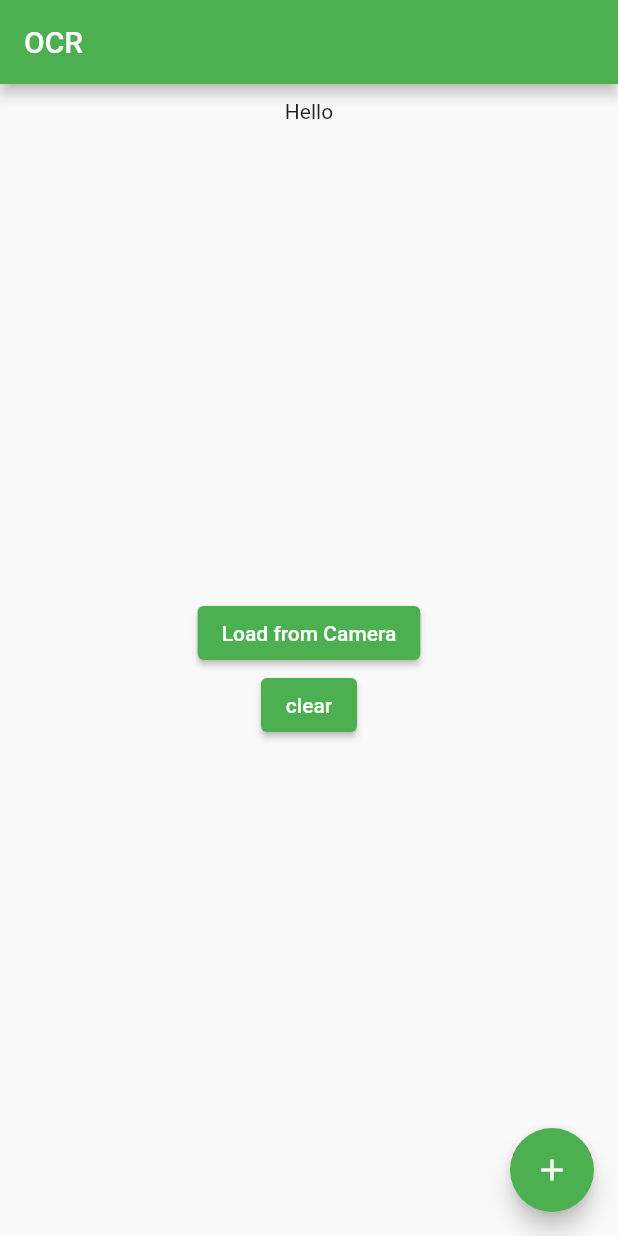
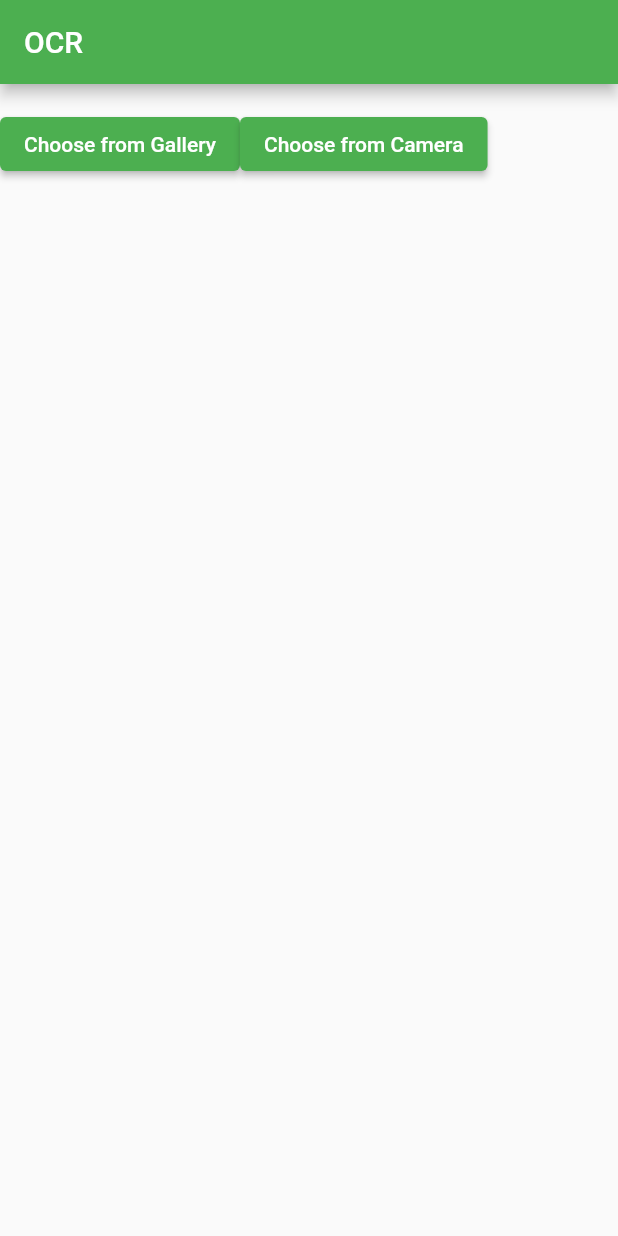
Before and after one commit to arnavg115/flutter-ocr, a Flutter app: the screen it shows after launch, on a phone screen of 412 x 824 dp. Run offline on Flutter 3.47's test engine with Material 2 defaults, Android fonts, the phone set to English and light mode, and no system bars; our stand-ins replace image_picker; missing offline and left inert: flutter_tesseract_ocr.

Commit message:
changes to structure

```diff
--- a/lib/main.dart
+++ b/lib/main.dart
@@ -1,9 +1,8 @@
-import 'dart:io';
-import 'package:flutter_tesseract_ocr/android_ios.dart';
-import 'package:flutter_tesseract_ocr/flutter_tesseract_ocr.dart';
 import 'package:flutter/material.dart';
-import 'package:image_picker/image_picker.dart';
-import 'package:loading_animations/loading_animations.dart';
+import 'models.dart';
+import 'pages/HomePage.dart';
+import 'package:provider/provider.dart';
+import 'pages/OCR.dart';
 
 void main() {
   runApp(MyApp());
@@ -12,105 +11,18 @@ void main() {
 class MyApp extends StatelessWidget {
   @override
   Widget build(BuildContext context) {
-    return MaterialApp(
-      title: 'Flutter Demo',
-      theme: ThemeData(
-        primarySwatch: Colors.green,
-      ),
-      home: MyHomePage(title: "OCR"),
-    );
+    return MultiProvider(
+        providers: [
+          Provider<PhotoModel>(
+            create: (_) => PhotoModel(""),
+          )
+        ],
+        child: MaterialApp(
+          title: 'Flutter Demo',
+          theme: ThemeData(
+            primarySwatch: Colors.green,
+          ),
+          routes: {"/": (context) => MyHomePage(), "/ocr": (context) => OCR()},
+        ));
   }
 }
-
-class MyHomePage extends StatefulWidget {
-  MyHomePage({Key? key, required this.title}) : super(key: key);
-
-  final String title;
-
-  @override
-  _MyHomePageState createState() => _MyHomePageState();
-}
-
-class _MyHomePageState extends State<MyHomePage> {
-  int _counter = 0;
-  ImagePicker _imagePicker = ImagePicker();
-  String _path = "";
-  String _ocr = "";
-  bool _loading = false;
-  @override
-  Widget build(BuildContext context) {
-    return Scaffold(
-      appBar: AppBar(
-        title: Text(widget.title),
-      ),
-      body: Center(
-        child: Column(
-          children: <Widget>[
-            Container(
-              child: _path != ""
-                  ? Image.file(
-                      File(_path),
-                      height: 200,
-                    )
-                  : Text("Hello"),
-              padding: EdgeInsets.fromLTRB(0, 10, 0, 0),
-            ),
-            Container(
-              child: _path != ""
-                  ? ElevatedButton(
-                      onPressed: () async {
-                        _loading = true;
-                        setState(() {});
-                        String res =
-                            await FlutterTesseractOcr.extractText(_path);
-                        _ocr = res;
-                        _loading = false;
-                        setState(() {});
-                      },
-                      child: _loading
-                          ? Text("Run OCR")
-                          : LoadingFadingLine.circle())
-                  : Text(""),
-            ),
-            Container(
-              child: SingleChildScrollView(
-                child: Text(_ocr != "" ? _ocr : ""),
-                clipBehavior: Clip.hardEdge,
-                padding: EdgeInsets.all(10),
-              ),
-              height: 300,
-            ),
-            ElevatedButton(
-                onPressed: () async {
-                  XFile? x =
-                      await _imagePicker.pickImage(source: ImageSource.camera);
-                  if (x != null) {
-                    _path = x.path;
-                    setState(() {});
-                  }
-                },
-                child: Text("Load from Camera")),
-            ElevatedButton(
-                onPressed: () {
-                  _ocr = "";
-                  _path = "";
-                  setState(() {});
-                },
-                child: Text("clear"))
-          ],
-        ),
-      ),
-      floatingActionButton: FloatingActionButton(
-        onPressed: () async {
-          XFile? x = await _imagePicker.pickImage(source: ImageSource.gallery);
-          if (x != null) {
-            _path = x.path;
-            setState(() {});
-          }
-        },
-        tooltip: 'Pick Image',
-        child: Icon(Icons.add),
-      ),
-    );
-  }
-}
--- /dev/null
+++ b/lib/pages/HomePage.dart
@@ -0,0 +1,134 @@
+import 'package:flutter/material.dart';
+import 'package:image_picker/image_picker.dart';
+import 'package:ocr/models.dart';
+import 'package:provider/provider.dart';
+
+// class MyHomePage extends StatefulWidget {
+//   MyHomePage({Key? key, required this.title}) : super(key: key);
+
+//   final String title;
+
+//   @override
+//   _MyHomePageState createState() => _MyHomePageState();
+// }
+
+// class _MyHomePageState extends State<MyHomePage> {
+//   ImagePicker _imagePicker = ImagePicker();
+//   String _path = "";
+//   String _ocr = "";
+//   bool _loading = false;
+//   @override
+//   Widget build(BuildContext context) {
+//     return Scaffold(
+//       appBar: AppBar(
+//         title: Text(widget.title),
+//       ),
+//       body: Center(
+//         child: Column(
+//           children: <Widget>[
+//             Container(
+//               child: _path != ""
+//                   ? Image.file(
+//                       File(_path),
+//                       height: 200,
+//                     )
+//                   : Text("Hello"),
+//               padding: EdgeInsets.fromLTRB(0, 10, 0, 0),
+//             ),
+//             Container(
+//               child: _path != ""
+//                   ? ElevatedButton(
+//                       onPressed: () async {
+//                         _loading = true;
+//                         setState(() {});
+//                         String res =
+//                             await FlutterTesseractOcr.extractText(_path);
+//                         _ocr = res;
+//                         _loading = false;
+//                         setState(() {});
+//                       },
+//                       child: Text("Run OCR"))
+//                   : Text(""),
+//             ),
+//             Container(
+//               child: SingleChildScrollView(
+//                 child: Text(_ocr != "" ? _ocr : ""),
+//                 clipBehavior: Clip.hardEdge,
+//                 padding: EdgeInsets.all(10),
+//               ),
+//               height: 300,
+//             ),
+//             ElevatedButton(
+//                 onPressed: () async {
+//                   XFile? x =
+//                       await _imagePicker.pickImage(source: ImageSource.camera);
+//                   if (x != null) {
+//                     _path = x.path;
+//                     setState(() {});
+//                   }
+//                 },
+//                 child: Text("Load from Camera")),
+//             ElevatedButton(
+//                 onPressed: () {
+//                   _ocr = "";
+//                   _path = "";
+//                   setState(() {});
+//                 },
+//                 child: Text("clear"))
+//           ],
+//         ),
+//       ),
+//       floatingActionButton: FloatingActionButton(
+//         onPressed: () async {
+//           XFile? x = await _imagePicker.pickImage(source: ImageSource.gallery);
+//           if (x != null) {
+//             _path = x.path;
+//             setState(() {});
+//           }
+//         },
+//         tooltip: 'Pick Image',
+//         child: Icon(Icons.add),
+//       ),
+//     );
+//   }
+// }
+
+class MyHomePage extends StatelessWidget {
+  Widget build(BuildContext context) {
+    return Scaffold(
+      appBar: AppBar(
+        title: Text("OCR"),
+      ),
+      body: Center(child: Consumer<PhotoModel>(builder: (_, value, __) {
+        return Column(children: [
+          Text(value.path),
+          Row(
+            children: [
+              ElevatedButton(
+                  onPressed: () async {
+                    ImagePicker _imagePicker = new ImagePicker();
+                    XFile? res = await _imagePicker.pickImage(
+                        source: ImageSource.gallery);
+                    if (res != null) {
+                      value.path = res.path;
+                    }
+                  },
+                  child: Text("Choose from Gallery")),
+              ElevatedButton(
+                  onPressed: () async {
+                    ImagePicker _imagePicker = new ImagePicker();
+                    XFile? res = await _imagePicker.pickImage(
+                        source: ImageSource.camera);
+                    if (res != null) {
+                      value.path = res.path;
+                      Navigator.pushNamed(context, "/ocr");
+                    }
+                  },
+                  child: Text("Choose from Camera"))
+            ],
+          )
+        ]);
+      })),
+    );
+  }
+}
--- a/pubspec.yaml
+++ b/pubspec.yaml
@@ -31,6 +31,7 @@ dependencies:
   image_picker: ^0.8.4+1
   flutter_tesseract_ocr: ^0.4.16
   loading_animations: ^2.2.0
+  provider: ^6.0.1
 
 dev_dependencies:
   flutter_test:
```
Also changed, not shown: lib/pages/OCR.dart (added, +33 -0 lines), pubspec.lock.
